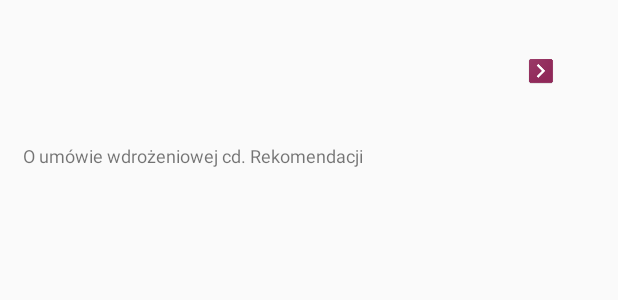
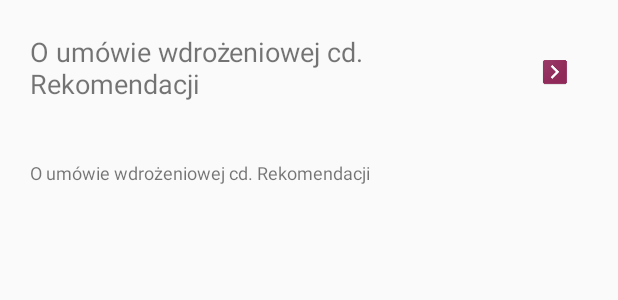
Before and after one commit to jash90/newsletter-java, an Android app: the layout row_newsletter.xml on its own in the app's theme, with its tools: preview values and no code run, on a phone screen of 412 x 824 dp. Shown: the top 300 px of the screen. Run offline under Robolectric (Android 15) with nearby library versions, the light colour scheme and no system bars.

Commit message:
ListNewsletter

```diff
--- a/app/src/main/res/layout/row_newsletter.xml
+++ b/app/src/main/res/layout/row_newsletter.xml
@@ -4,10 +4,12 @@
     android:orientation="vertical"
     android:layout_width="match_parent"
     android:layout_height="wrap_content"
-    android:paddingTop="10dp"
-    android:paddingBottom="10dp"
     >
-
+    <LinearLayout
+        android:layout_width="wrap_content"
+        android:layout_height="wrap_content"
+        android:orientation="vertical"
+        android:id="@+id/linearLayout">
     <LinearLayout
         android:layout_width="wrap_content"
         android:layout_height="wrap_content"
@@ -18,17 +20,19 @@
             android:layout_width="320dp"
             android:layout_height="wrap_content"
             android:layout_marginBottom="15dp"
-            android:layout_marginLeft="15dp"
+            android:layout_marginLeft="20dp"
             android:layout_marginTop="22dp"
             android:layout_weight="100"
-            android:text=""
-            android:textSize="18dp" />
+            android:gravity=""
+            android:text="O umówie wdrożeniowej cd. Rekomendacji"
+            android:textSize="18dp"
+            fontPath="fonts/OpenSans-Bold.ttf"/>
 
         <ImageView
             android:layout_width="20dp"
             android:layout_height="20dp"
             android:layout_gravity="center"
-            android:layout_marginLeft="15dp"
+            android:layout_marginLeft="20dp"
             android:layout_marginBottom="15dp"
             android:layout_marginRight="15dp"
             android:layout_marginTop="22dp"
@@ -41,10 +45,12 @@
         android:id="@+id/date"
         android:text="O umówie wdrożeniowej cd. Rekomendacji"
         android:textSize="12dp"
-        android:layout_marginLeft="15dp"
-        android:layout_marginRight="15dp"
-        android:layout_marginBottom="23dp"
-        android:layout_marginTop="23dp"/>
+        android:layout_marginLeft="20dp"
+        android:layout_marginRight="20dp"
+        android:layout_marginBottom="10dp"
+        android:layout_marginTop="23dp"
+        fontPath="fonts/OpenSans-Regular.ttf"/>
+        </LinearLayout>
 
 
 
--- a/app/src/main/res/values/colors.xml
+++ b/app/src/main/res/values/colors.xml
@@ -5,4 +5,5 @@
     <color name="colorAccent">#FF4081</color>
     <color name="plume">#922051</color>
     <color name="grey_font">#5a5b5b</color>
+    <color name="grey_element">#f0f0f0</color>
 </resources>
```
Also changed, not shown: app/src/main/java/com/example/zimny/newsletter/Main2Activity.java (+41 -2 lines), app/src/main/java/com/example/zimny/newsletter/NewsletterAdapter.java (+13 -1 lines), app/src/main/java/com/example/zimny/newsletter/Newslettersss.java (deleted, +0 -77 lines), app/src/main/res/layout/activity_main2.xml (+54 -7 lines), app/src/main/res/mipmap-hdpi/logo2.png (added), app/src/main/res/mipmap-mdpi/logo2.png (added), app/src/main/res/mipmap-xhdpi/logo2.png (added), app/src/main/res/mipmap-xxhdpi/logo2.png (added), app/src/main/res/mipmap-xxxhdpi/logo2.png (added).
